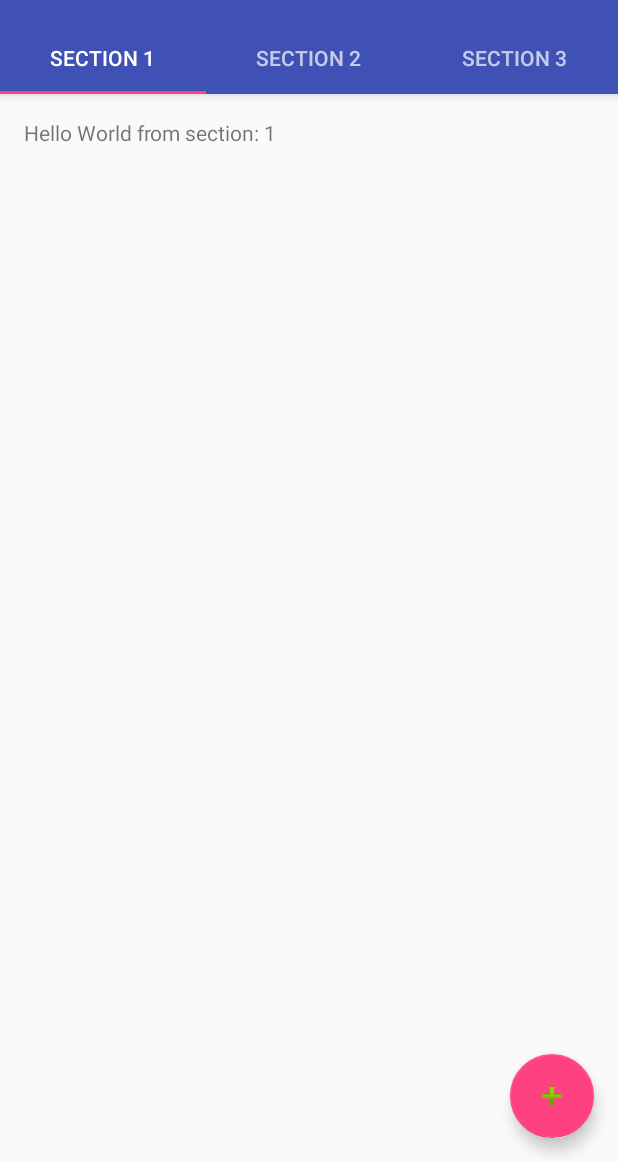
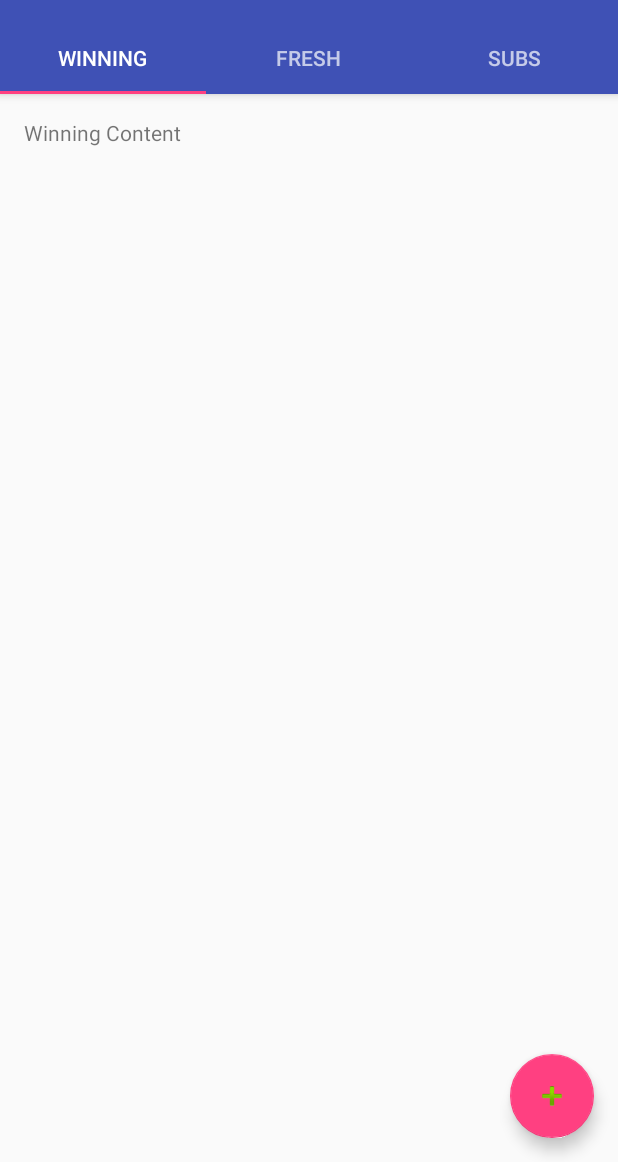
Before and after one commit to thefnox/ChallengeApp, an Android app: the screen it shows after launch (Primary), on a phone screen of 412 x 824 dp, the part 74-1236 px from its top. Run offline under Robolectric (Android 15) with nearby library versions, the phone set to English and light mode, and no system bars.

Commit message:
Added tabs to the primary page
learned how to manupulate activities under tabs and created empty ones
to start with

```diff
--- a/app/src/main/java/team10/hkr/challengeapp/Primary.java
+++ b/app/src/main/java/team10/hkr/challengeapp/Primary.java
@@ -88,40 +88,6 @@ public class Primary extends AppCompatActivity {
         return super.onOptionsItemSelected(item);
     }
 
-    /**
-     * A placeholder fragment containing a simple view.
-     */
-    public static class PlaceholderFragment extends Fragment {
-        /**
-         * The fragment argument representing the section number for this
-         * fragment.
-         */
-        private static final String ARG_SECTION_NUMBER = "section_number";
-
-        public PlaceholderFragment() {
-        }
-
-        /**
-         * Returns a new instance of this fragment for the given section
-         * number.
-         */
-        public static PlaceholderFragment newInstance(int sectionNumber) {
-            PlaceholderFragment fragment = new PlaceholderFragment();
-            Bundle args = new Bundle();
-            args.putInt(ARG_SECTION_NUMBER, sectionNumber);
-            fragment.setArguments(args);
-            return fragment;
-        }
-
-        @Override
-        public View onCreateView(LayoutInflater inflater, ViewGroup container,
-                                 Bundle savedInstanceState) {
-            View rootView = inflater.inflate(R.layout.fragment_primary, container, false);
-            TextView textView = (TextView) rootView.findViewById(R.id.section_label);
-            textView.setText(getString(R.string.section_format, getArguments().getInt(ARG_SECTION_NUMBER)));
-            return rootView;
-        }
-    }
 
     /**
      * A {@link FragmentPagerAdapter} that returns a fragment corresponding to
@@ -135,9 +101,19 @@ public class Primary extends AppCompatActivity {
 
         @Override
         public Fragment getItem(int position) {
-            // getItem is called to instantiate the fragment for the given page.
-            // Return a PlaceholderFragment (defined as a static inner class below).
-            return PlaceholderFragment.newInstance(position + 1);
+           switch (position) {
+               case 0:
+                   Tab1Winning tab1 = new Tab1Winning();
+                   return tab1;
+               case 1:
+                   Tab2Fresh tab2 = new Tab2Fresh();
+                   return tab2;
+               case 2:
+                   Tab3CustomFeed tab3 = new Tab3CustomFeed();
+                   return tab3;
+               default:
+                   return null;
+           }
         }
 
         @Override
@@ -150,11 +126,11 @@ public class Primary extends AppCompatActivity {
         public CharSequence getPageTitle(int position) {
             switch (position) {
                 case 0:
-                    return "SECTION 1";
+                    return "Winning";
                 case 1:
-                    return "SECTION 2";
+                    return "Fresh";
                 case 2:
-                    return "SECTION 3";
+                    return "Subs";
             }
             return null;
         }
--- /dev/null
+++ b/app/src/main/java/team10/hkr/challengeapp/Tab1Winning.java
@@ -0,0 +1,22 @@
+package team10.hkr.challengeapp;
+
+import android.support.v4.app.Fragment;
+import android.os.Bundle;
+import android.view.LayoutInflater;
+import android.view.View;
+import android.view.ViewGroup;
+import android.widget.TextView;
+
+/**
+ * Created by Charlie on 25.04.2017.
+ */
+
+public class Tab1Winning extends Fragment {
+
+    @Override
+    public View onCreateView(LayoutInflater inflater, ViewGroup container,
+                             Bundle savedInstanceState) {
+        View rootView = inflater.inflate(R.layout.tab1_primary_winning, container, false);
+        return rootView;
+    }
+}
--- /dev/null
+++ b/app/src/main/java/team10/hkr/challengeapp/Tab2Fresh.java
@@ -0,0 +1,21 @@
+package team10.hkr.challengeapp;
+
+import android.support.v4.app.Fragment;
+import android.os.Bundle;
+import android.view.LayoutInflater;
+import android.view.View;
+import android.view.ViewGroup;
+
+/**
+ * Created by Charlie on 25.04.2017.
+ */
+
+public class Tab2Fresh extends Fragment {
+
+    @Override
+    public View onCreateView(LayoutInflater inflater, ViewGroup container,
+                             Bundle savedInstanceState) {
+        View rootView = inflater.inflate(R.layout.tab2_primary_fresh, container, false);
+        return rootView;
+    }
+}
--- /dev/null
+++ b/app/src/main/res/layout/tab1_primary_winning.xml
@@ -0,0 +1,17 @@
+<RelativeLayout xmlns:android="http://schemas.android.com/apk/res/android"
+    xmlns:tools="http://schemas.android.com/tools"
+    android:layout_width="match_parent"
+    android:layout_height="match_parent"
+    android:paddingBottom="@dimen/activity_vertical_margin"
+    android:paddingLeft="@dimen/activity_horizontal_margin"
+    android:paddingRight="@dimen/activity_horizontal_margin"
+    android:paddingTop="@dimen/activity_vertical_margin"
+    tools:context="team10.hkr.challengeapp.Primary$PlaceholderFragment">
+
+    <TextView
+        android:id="@+id/section_label"
+        android:layout_width="wrap_content"
+        android:layout_height="wrap_content"
+        android:text="Winning Content"/>
+
+</RelativeLayout>
--- a/app/src/main/res/layout/fragment_primary.xml
+++ b/app/src/main/res/layout/tab2_primary_fresh.xml
@@ -11,6 +11,7 @@
     <TextView
         android:id="@+id/section_label"
         android:layout_width="wrap_content"
-        android:layout_height="wrap_content" />
+        android:layout_height="wrap_content"
+        android:text="Fresh content"/>
 
 </RelativeLayout>
```
Also changed, not shown: app/src/main/java/team10/hkr/challengeapp/Tab3CustomFeed.java (added, +21 -0 lines), app/src/main/res/layout/tab3_primary_customfeed.xml (added, +17 -0 lines).
